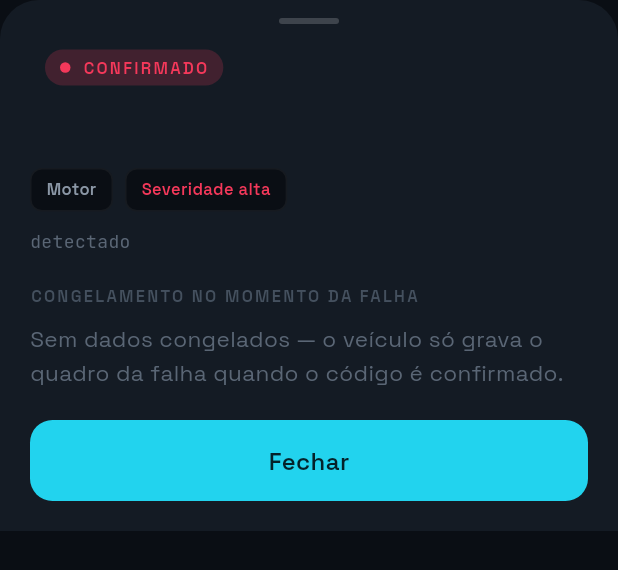
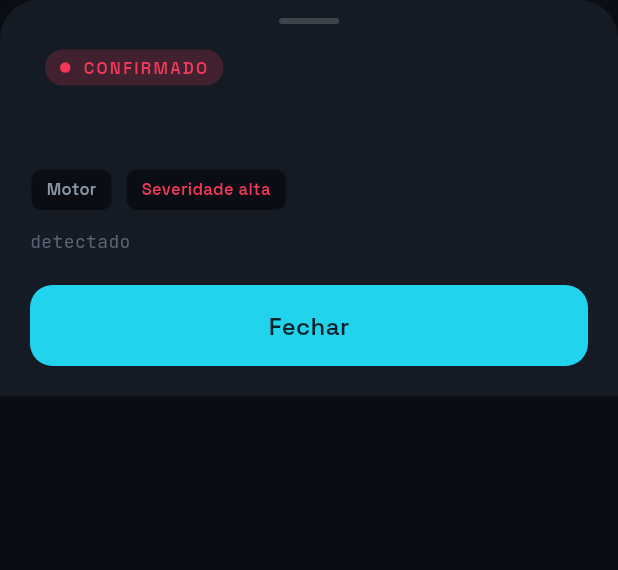
Before and after one commit to rodrigomarcolin/tccelta, a Flutter app: the DtcDetailSheet widget shown alone on an empty page, opened directly with empty values, on a phone screen of 412 x 824 dp. Shown: the top 570 px of the screen. Run offline on Flutter 3.47's test engine with Material 3 defaults, Android fonts, the phone set to English and light mode, and no system bars; our stand-ins replace flutter_blue_plus, flutter_hooks, flutter_riverpod, flutter_svg, go_router, google_fonts and 3 more; missing offline and left inert: app_settings, pointycastle; accounts and stored records are empty; project files that could hold a hidden picture were left out.

Commit message:
refactor(dtc): remove freeze frame (Modo 02) do design
Não vai fazer parte do design final do detalhe de DTC. Remove a classe
DtcFreezeFrameEntry, o campo freezeFrame de DtcActiveEntry/DtcCode, a
seção de UI correspondente no sheet de detalhe, os dados mockados no
repository e os testes/comentários associados.

Co-Authored-By: Claude Sonnet 5 <noreply@anthropic.com>

```diff
--- a/mobile-app/lib/src/data/repositories/dtc_repository_impl.dart
+++ b/mobile-app/lib/src/data/repositories/dtc_repository_impl.dart
@@ -1,5 +1,4 @@
 import 'package:tccelta_mobile/src/domain/obd2/dtc_active_entry.dart';
-import 'package:tccelta_mobile/src/domain/obd2/dtc_freeze_frame_entry.dart';
 import 'package:tccelta_mobile/src/domain/obd2/dtc_snapshot.dart';
 import 'package:tccelta_mobile/src/domain/obd2/dtc_status.dart';
 import 'package:tccelta_mobile/src/domain/repositories/dtc_repository.dart';
@@ -9,7 +8,7 @@ import 'package:tccelta_mobile/src/domain/repositories/dtc_repository.dart';
 ///
 /// **Placeholder para a leitura real.** Quando o datasource ELM327 existir,
 /// ele lerá os Modos 03 (confirmados)/07 (pendentes)/0A (permanentes) para os
-/// códigos e o Modo 02 para o congelamento — a troca é só esta classe (e o
+/// códigos — a troca é só esta classe (e o
 /// `dtcRepositoryProvider` em `diagnostics_providers.dart`), sem tocar em
 /// domain/view_model/view. Este método **nunca** deve devolver o catálogo
 /// inteiro (isso é `dtcCatalog`, dado de domínio) — só o que está de fato
@@ -34,12 +33,6 @@ class FakeDtcRepositoryImpl implements DtcRepository {
       code: 'P0301',
       status: DtcStatus.confirmed,
       detectedLabel: 'há 2 dias · 3 ciclos',
-      freezeFrame: [
-        DtcFreezeFrameEntry(label: 'Rotação', value: '2.480 rpm'),
-        DtcFreezeFrameEntry(label: 'Velocidade', value: '58 km/h'),
-        DtcFreezeFrameEntry(label: 'Temp. arrefec.', value: '92 °C'),
-        DtcFreezeFrameEntry(label: 'Carga', value: '46 %'),
-      ],
     ),
     DtcActiveEntry(
       code: 'P0171',
@@ -50,23 +43,11 @@ class FakeDtcRepositoryImpl implements DtcRepository {
       code: 'P0420',
       status: DtcStatus.confirmed,
       detectedLabel: 'há 11 dias',
-      freezeFrame: [
-        DtcFreezeFrameEntry(label: 'Rotação', value: '1.960 rpm'),
-        DtcFreezeFrameEntry(label: 'Velocidade', value: '74 km/h'),
-        DtcFreezeFrameEntry(label: 'Temp. arrefec.', value: '95 °C'),
-        DtcFreezeFrameEntry(label: 'Carga', value: '31 %'),
-      ],
     ),
     DtcActiveEntry(
       code: 'U0121',
       status: DtcStatus.confirmed,
       detectedLabel: 'há 4 h',
-      freezeFrame: [
-        DtcFreezeFrameEntry(label: 'Tensão', value: '12,4 V'),
-        DtcFreezeFrameEntry(label: 'Rotação', value: '820 rpm'),
-        DtcFreezeFrameEntry(label: 'Velocidade', value: '0 km/h'),
-        DtcFreezeFrameEntry(label: 'Temp. arrefec.', value: '88 °C'),
-      ],
     ),
     DtcActiveEntry(
       code: 'B1200',
--- a/mobile-app/lib/src/domain/obd2/dtc_active_entry.dart
+++ b/mobile-app/lib/src/domain/obd2/dtc_active_entry.dart
@@ -1,5 +1,4 @@
 import 'package:flutter/foundation.dart';
-import 'package:tccelta_mobile/src/domain/obd2/dtc_freeze_frame_entry.dart';
 import 'package:tccelta_mobile/src/domain/obd2/dtc_status.dart';
 
 /// Um código ativo agora no veículo — o que uma leitura de diagnóstico (Modos
@@ -15,7 +14,6 @@ class DtcActiveEntry {
     required this.code,
     required this.status,
     this.detectedLabel,
-    this.freezeFrame = const [],
   });
 
   /// Código no formato padrão OBD-II (ex.: "P0301") — casa com
@@ -30,21 +28,15 @@ class DtcActiveEntry {
   /// entre sessões; é só um rótulo de exibição.
   final String? detectedLabel;
 
-  /// Valores congelados no momento da falha (Modo 02). Vazia = sem
-  /// congelamento disponível (comum em códigos pendentes).
-  final List<DtcFreezeFrameEntry> freezeFrame;
-
   @override
   bool operator ==(Object other) =>
       other is DtcActiveEntry &&
       other.code == code &&
       other.status == status &&
-      other.detectedLabel == detectedLabel &&
-      listEquals(other.freezeFrame, freezeFrame);
+      other.detectedLabel == detectedLabel;
 
   @override
-  int get hashCode =>
-      Object.hash(code, status, detectedLabel, Object.hashAll(freezeFrame));
+  int get hashCode => Object.hash(code, status, detectedLabel);
 
   @override
   String toString() => 'DtcActiveEntry($code: $status)';
--- a/mobile-app/lib/src/domain/obd2/dtc_code.dart
+++ b/mobile-app/lib/src/domain/obd2/dtc_code.dart
@@ -2,7 +2,6 @@ import 'package:flutter/foundation.dart';
 import 'package:tccelta_mobile/src/domain/obd2/dtc_active_entry.dart';
 import 'package:tccelta_mobile/src/domain/obd2/dtc_component.dart';
 import 'package:tccelta_mobile/src/domain/obd2/dtc_definition.dart';
-import 'package:tccelta_mobile/src/domain/obd2/dtc_freeze_frame_entry.dart';
 import 'package:tccelta_mobile/src/domain/obd2/dtc_severity.dart';
 import 'package:tccelta_mobile/src/domain/obd2/dtc_status.dart';
 
@@ -26,7 +25,6 @@ class DtcCode {
     this.status,
     this.detectedLabel,
     this.causes = const [],
-    this.freezeFrame = const [],
   });
 
   /// Junta uma entrada do catálogo (dado permanente) com o resultado de uma
@@ -44,7 +42,6 @@ class DtcCode {
     causes: definition.causes,
     status: active?.status,
     detectedLabel: active?.detectedLabel,
-    freezeFrame: active?.freezeFrame ?? const [],
   );
 
   /// Código no formato padrão OBD-II (ex.: "P0301").
@@ -73,10 +70,6 @@ class DtcCode {
   /// catalogadas para este código.
   final List<String> causes;
 
-  /// Valores congelados no momento da falha (Modo 02). Vazia = sem
-  /// congelamento disponível (comum em códigos pendentes).
-  final List<DtcFreezeFrameEntry> freezeFrame;
-
   /// `true` quando o código está ativo na leitura atual ([status] não nulo).
   bool get isActive => status != null;
 
@@ -89,8 +82,7 @@ class DtcCode {
       other.severity == severity &&
       other.status == status &&
       other.detectedLabel == detectedLabel &&
-      listEquals(other.causes, causes) &&
-      listEquals(other.freezeFrame, freezeFrame);
+      listEquals(other.causes, causes);
 
   @override
   int get hashCode => Object.hash(
@@ -101,7 +93,6 @@ class DtcCode {
     status,
     detectedLabel,
     Object.hashAll(causes),
-    Object.hashAll(freezeFrame),
   );
 
   @override
--- a/mobile-app/lib/src/domain/obd2/dtc_definition.dart
+++ b/mobile-app/lib/src/domain/obd2/dtc_definition.dart
@@ -6,7 +6,7 @@ import 'package:tccelta_mobile/src/domain/obd2/dtc_severity.dart';
 /// vem de nenhuma leitura do veículo.
 ///
 /// Diferente de `DtcCode`, não carrega nenhum estado "desta leitura" (sem
-/// status/detectedLabel/freezeFrame): o protocolo OBD-II (Modos 03/07/0A) só
+/// status/detectedLabel): o protocolo OBD-II (Modos 03/07/0A) só
 /// devolve os códigos ativos agora, nunca um catálogo do que o veículo
 /// suporta — então o catálogo é dado próprio do app, não do datasource, e
 /// sobrevive à troca do repository mockado pelo real.
--- a/mobile-app/lib/src/domain/obd2/dtc_freeze_frame_entry.dart
+++ /dev/null
@@ -1,31 +0,0 @@
-import 'package:flutter/foundation.dart';
-
-/// Um valor congelado no momento em que um `DtcCode` foi detectado (Modo 02).
-///
-/// [label] e [value] já vêm formatados para exibição (ex.: `('Rotação',
-/// '2.480 rpm')`) — não há grandeza física a converter aqui, ao contrário de
-/// `Obd2Reading`: o freeze frame é um retrato estático, não uma leitura ao
-/// vivo.
-@immutable
-class DtcFreezeFrameEntry {
-  /// Cria uma entrada de congelamento.
-  const DtcFreezeFrameEntry({required this.label, required this.value});
-
-  /// Rótulo da grandeza (ex.: "Rotação").
-  final String label;
-
-  /// Valor já formatado, com unidade (ex.: "2.480 rpm").
-  final String value;
-
-  @override
-  bool operator ==(Object other) =>
-      other is DtcFreezeFrameEntry &&
-      other.label == label &&
-      other.value == value;
-
-  @override
-  int get hashCode => Object.hash(label, value);
-
-  @override
-  String toString() => 'DtcFreezeFrameEntry($label: $value)';
-}
--- a/mobile-app/lib/src/domain/obd2/obd2_pid.dart
+++ b/mobile-app/lib/src/domain/obd2/obd2_pid.dart
@@ -13,8 +13,8 @@ import 'package:tccelta_mobile/src/core/errors/failure.dart';
 /// contínuo** (o contrato de [decode] é `List<int> -&gt; double`). PIDs de
 /// status/bitmask (ex.: monitor status, fuel system status), categóricos
 /// (ex.: tipo de combustível, padrão OBD), códigos/tabelas compostas (ex.:
-/// freeze frame DTC, curva de torque) ou tetos de calibração (máximos de
-/// fundo de escala) ficam de fora — não cabem nesse contrato.
+/// curva de torque) ou tetos de calibração (máximos de fundo de escala)
+/// ficam de fora — não cabem nesse contrato.
 enum Obd2Pid {
   /// Carga calculada do motor (%). Fórmula: A / 2.55.
   engineLoad(
--- a/mobile-app/lib/src/ui/diagnostics/widgets/dtc_detail_sheet.dart
+++ b/mobile-app/lib/src/ui/diagnostics/widgets/dtc_detail_sheet.dart
@@ -5,9 +5,8 @@ import 'package:tccelta_mobile/src/ui/core/widgets/widgets.dart';
 import 'package:tccelta_mobile/src/ui/diagnostics/dtc_severity_color.dart';
 import 'package:tccelta_mobile/src/ui/diagnostics/widgets/dtc_row.dart';
 
-/// Abre o sheet de detalhe de um [DtcCode]: código, status, causas prováveis
-/// e o congelamento de dados (freeze frame) no momento da falha, quando
-/// disponível.
+/// Abre o sheet de detalhe de um [DtcCode]: código, status e causas
+/// prováveis.
 ///
 /// Sem resultado (mesmo padrão de `showPanelManagerSheet`) — o sheet é só
 /// informativo, "Fechar" apenas descarta.
@@ -121,39 +120,6 @@ class DtcDetailSheet extends StatelessWidget {
                           BulletList(items: dtc.causes),
                         ],
                         const SizedBox(height: AppSpacing.s7),
-                        Text(
-                          'CONGELAMENTO NO MOMENTO DA FALHA',
-                          style: AppTypography.overline,
-                        ),
-                        const SizedBox(height: AppSpacing.s3),
-                        if (dtc.freezeFrame.isEmpty)
-                          Text(
-                            'Sem dados congelados — o veículo só grava o '
-                            'quadro da falha quando o código é confirmado.',
-                            style: AppTypography.body.copyWith(
-                              color: AppColors.textTertiary,
-                            ),
-                          )
-                        else
-                          Wrap(
-                            spacing: AppSpacing.s2,
-                            runSpacing: AppSpacing.s2,
-                            children: [
-                              for (final f in dtc.freezeFrame)
-                                SizedBox(
-                                  width:
-                                      (MediaQuery.sizeOf(context).width -
-                                          2 * AppSpacing.s7 -
-                                          AppSpacing.s2) /
-                                      2,
-                                  child: StatCard.value(
-                                    label: f.label,
-                                    value: f.value,
-                                  ),
-                                ),
-                            ],
-                          ),
-                        const SizedBox(height: AppSpacing.s7),
                         AppButton(
                           onPressed: Navigator.of(context).pop,
                           child: const Text('Fechar'),
```
Also changed, not shown: mobile-app/lib/src/domain/repositories/dtc_repository.dart (+4 -4 lines), 1 other file.
